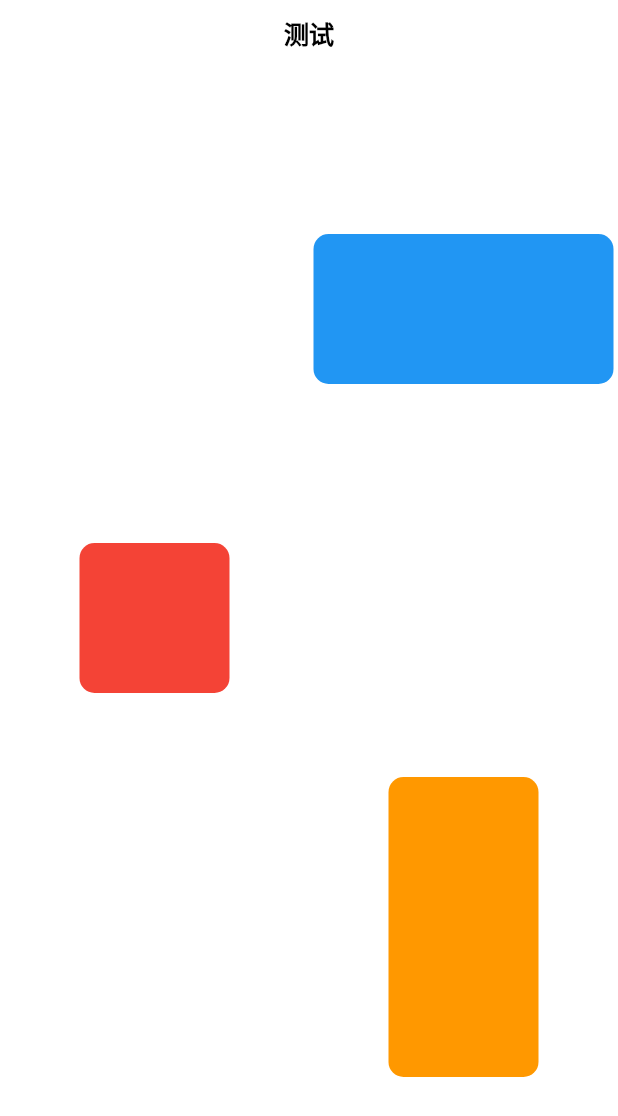
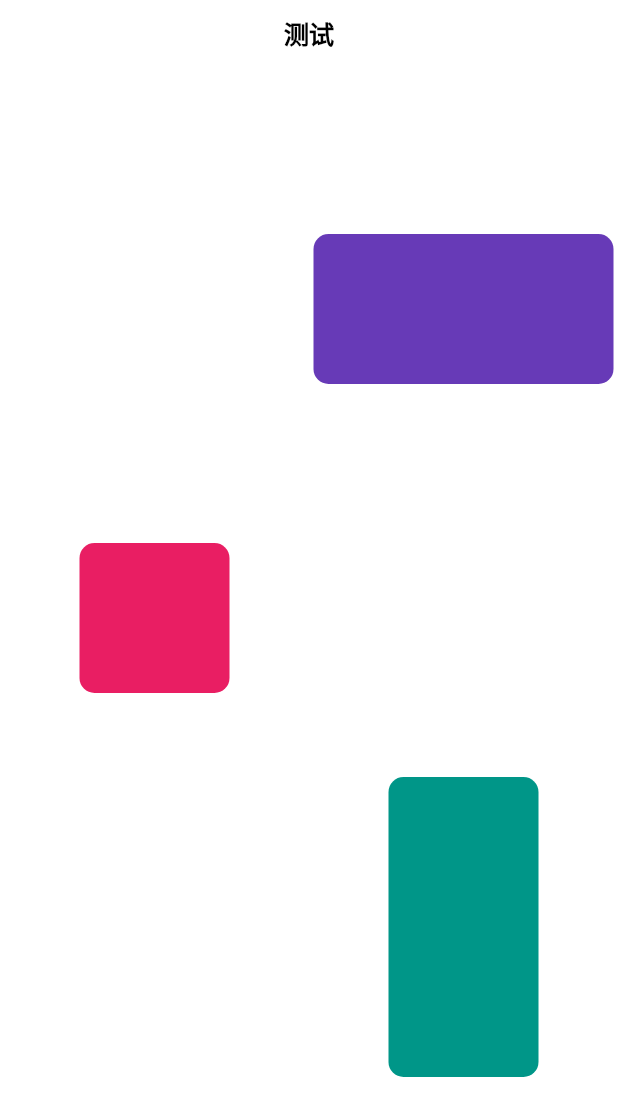
Before and after one commit to changleibox/flutter_demo, a Flutter app: the screen it shows after launch, on a phone screen of 412 x 824 dp. Shown: the top 1116 px of the screen. Run offline on Flutter 3.47's test engine with Material 2 defaults, Android fonts, the phone set to English and light mode, and no system bars.

```diff
--- a/lib/page/main_page.dart
+++ b/lib/page/main_page.dart
@@ -5,7 +5,7 @@ import 'package:flutter_demo/page/flings.dart';
 const _tag = '1';
 const _flightShuttleSize = Size.square(40);
 const _flightShuttleRadius = Radius.circular(20);
-const _flightShuttleColor = Colors.green;
+const _flightShuttleColor = Colors.brown;
 const _flightShuttleChild = FlutterLogo(
   size: 40,
   textColor: Colors.white,
@@ -40,7 +40,7 @@ class _MainPageState extends State<MainPage> {
                 tag: 1,
                 builder: (context) {
                   return _FlingBlock(
-                    color: Colors.red,
+                    color: Colors.pink,
                     onPressed: (value) {
                       FlingNavigator.push(context, 2, _tag);
                       FlingNavigator.push(context, 3, _tag);
@@ -57,7 +57,7 @@ class _MainPageState extends State<MainPage> {
                       tag: 2,
                       builder: (context) {
                         return _FlingBlock(
-                          color: Colors.blue,
+                          color: Colors.deepPurple,
                           width: 200,
                           height: 100,
                           onPressed: (value) {
@@ -73,7 +73,7 @@ class _MainPageState extends State<MainPage> {
                       tag: 3,
                       builder: (context) {
                         return _FlingBlock(
-                          color: Colors.orange,
+                          color: Colors.teal,
                           width: 100,
                           height: 200,
                           onPressed: (value) {
```
